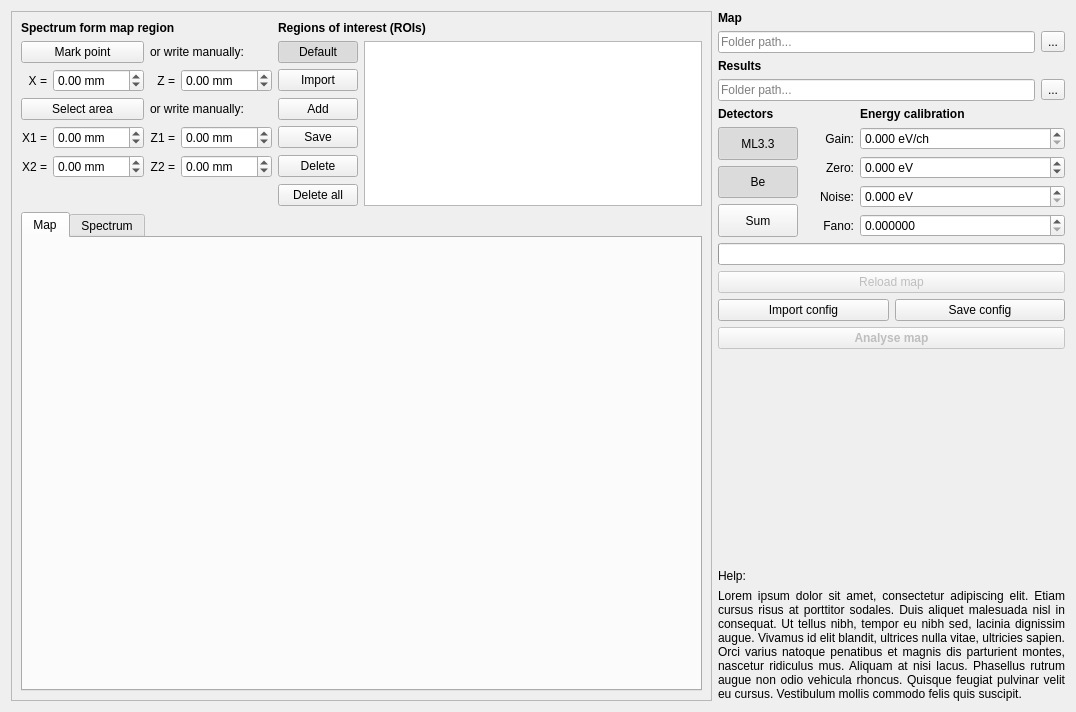
Old version of the form single.ui in the repository pfilipl/PolyX-XRF-Data-Analyser.
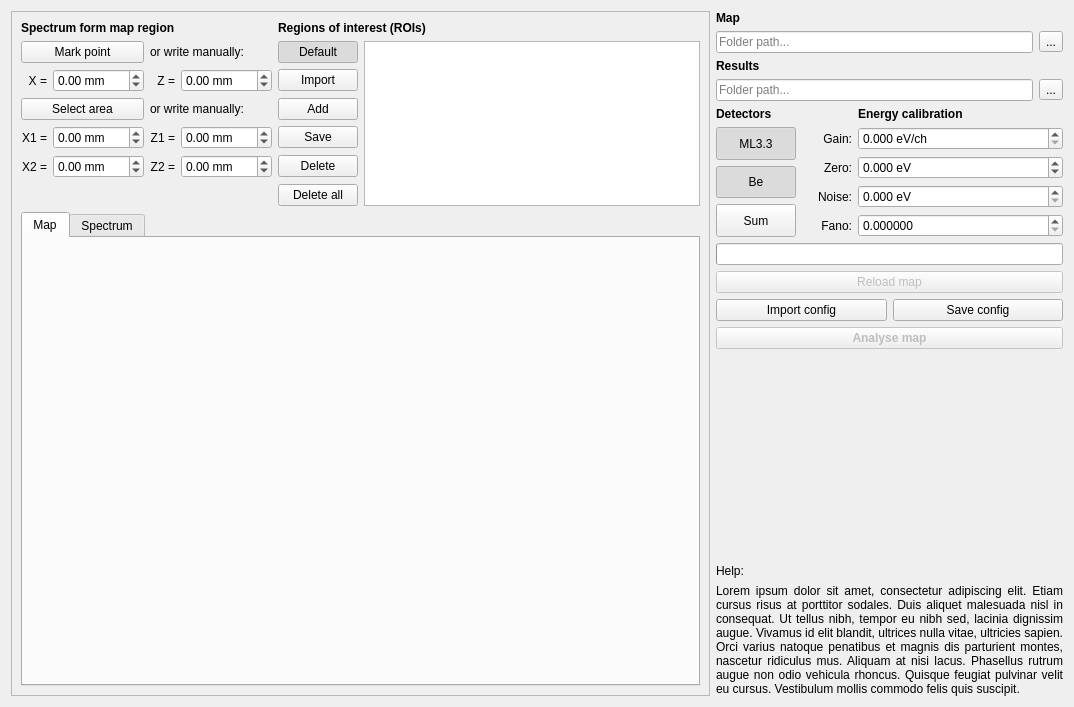
New version of the form.

Commit message: Start configuration of Stitch UI

```diff
--- a/single.ui
+++ b/single.ui
@@ -6,8 +6,8 @@
    <rect>
     <x>0</x>
     <y>0</y>
-    <width>1076</width>
-    <height>712</height>
+    <width>1074</width>
+    <height>707</height>
    </rect>
   </property>
   <property name="baseSize">
```
The commit also changes 4 other files.
